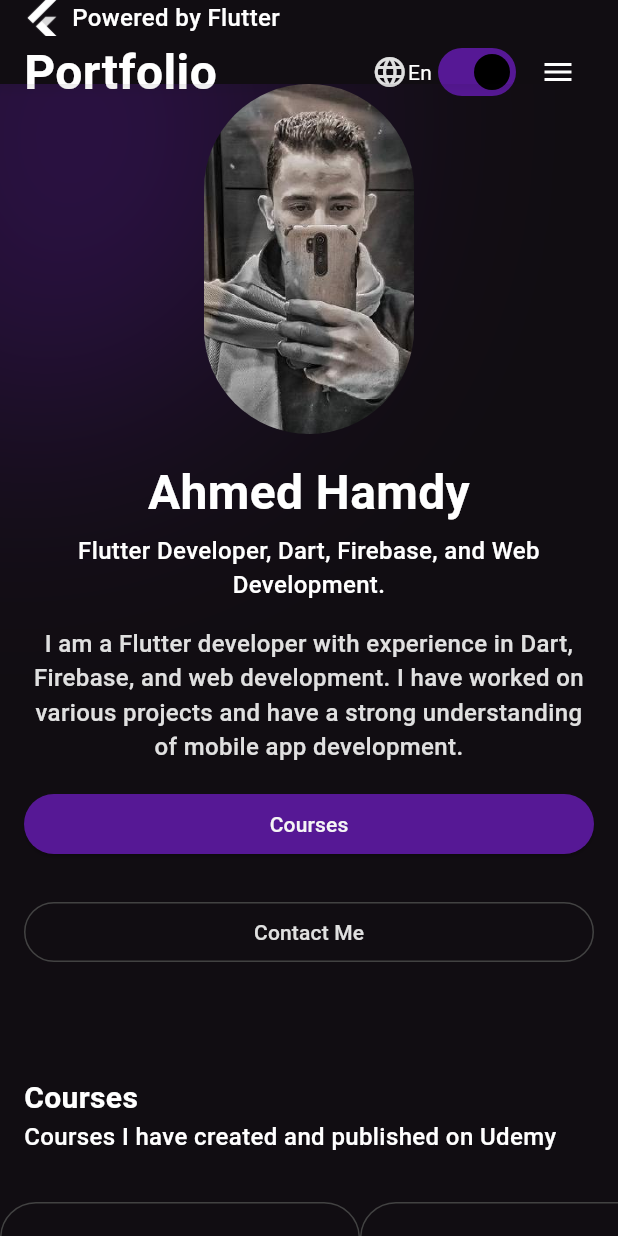
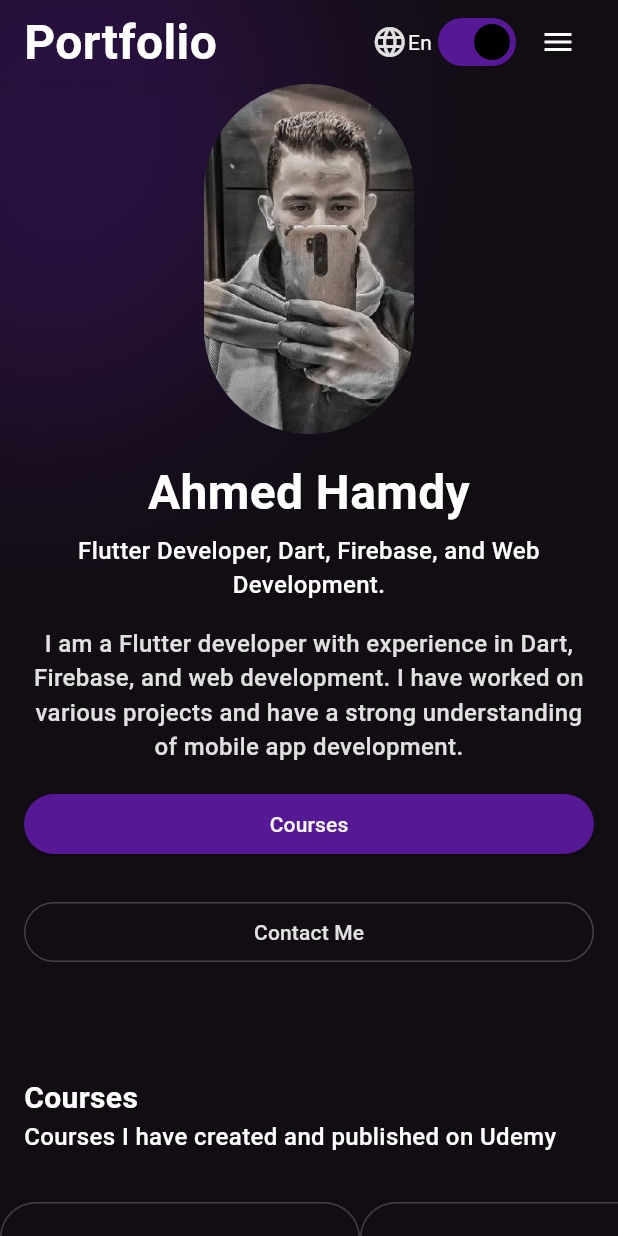
Before and after one commit to HazemHamdy7/my_prtofolio, a Flutter app: the screen it shows after launch, on a phone screen of 412 x 824 dp. Run offline on Flutter 3.47's test engine with Material 3 defaults, Android fonts, the light colour scheme and no system bars; our stand-ins replace dotted_line, flutter_bloc, gap, shared_preferences; missing offline and left inert: seo_renderer, svg_flutter; generated files the repository leaves out were written again; network calls fail.

Commit message:
Refactor MyAppBar layout; replace Column with Row and comment out background color

```diff
--- a/lib/features/appbar/my_app_bar.dart
+++ b/lib/features/appbar/my_app_bar.dart
@@ -23,15 +23,11 @@ class MyAppBar extends StatelessWidget {
           child: Container(
             alignment: Alignment.center,
             height: context.insets.appBarHeight,
-            color: context.theme.appBarTheme.backgroundColor,
+            // color: context.theme.appBarTheme.backgroundColor,
             padding: EdgeInsets.symmetric(horizontal: context.insets.padding),
             child: ConstrainedBox(
               constraints: BoxConstraints(maxWidth: Insets.maxWidth),
-              child: Column(
-                crossAxisAlignment: CrossAxisAlignment.center,
-                children: [
-                  Center(child: PoweredByFlutter()),
-                  Row(
+              child: Row(
                 children: [
                   AppLogo(),
                   Spacer(),
@@ -40,10 +36,7 @@ class MyAppBar extends StatelessWidget {
                   LanguageSwitch(),
                   ThemeToggle(),
 
-                      if (context.isMobile || context.isTablet)
-                        AppBarDrawerIcon(),
-                    ],
-                  ),
+                  if (context.isMobile || context.isTablet) AppBarDrawerIcon(),
                 ],
               ),
             ),
```
Lines whose indentation alone changed are shown as unchanged.
